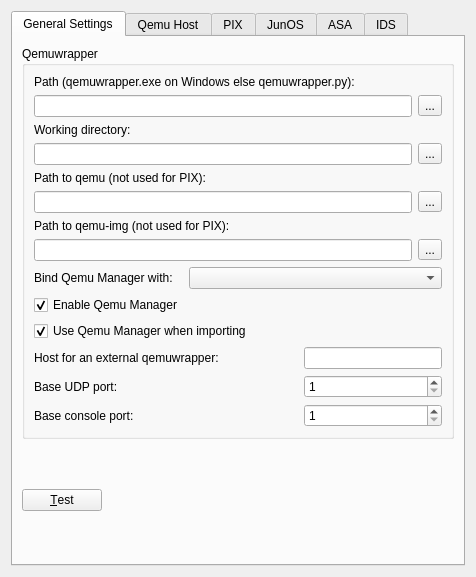
The window that src/GNS3/Ui/ConfigurationPages/Form_PreferencesQemu.ui (GNS3/gns3-legacy) describes before a commit, drawn with Qt 5.
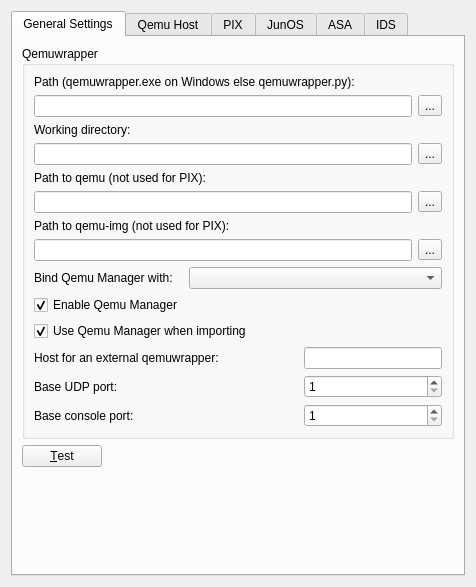
The same window after the commit.

What changed in the file:
```diff
--- a/src/GNS3/Ui/ConfigurationPages/Form_PreferencesQemu.ui
+++ b/src/GNS3/Ui/ConfigurationPages/Form_PreferencesQemu.ui
@@ -7,7 +7,7 @@
     <x>0</x>
     <y>0</y>
     <width>476</width>
-    <height>577</height>
+    <height>587</height>
    </rect>
   </property>
   <property name="windowTitle">
@@ -221,6 +221,19 @@
          </item>
         </layout>
        </item>
+       <item>
+        <spacer name="verticalSpacer_6">
+         <property name="orientation">
+          <enum>Qt::Vertical</enum>
+         </property>
+         <property name="sizeHint" stdset="0">
+          <size>
+           <width>20</width>
+           <height>24</height>
+          </size>
+         </property>
+        </spacer>
+       </item>
       </layout>
      </widget>
      <widget class="QWidget" name="tab_4">
```
